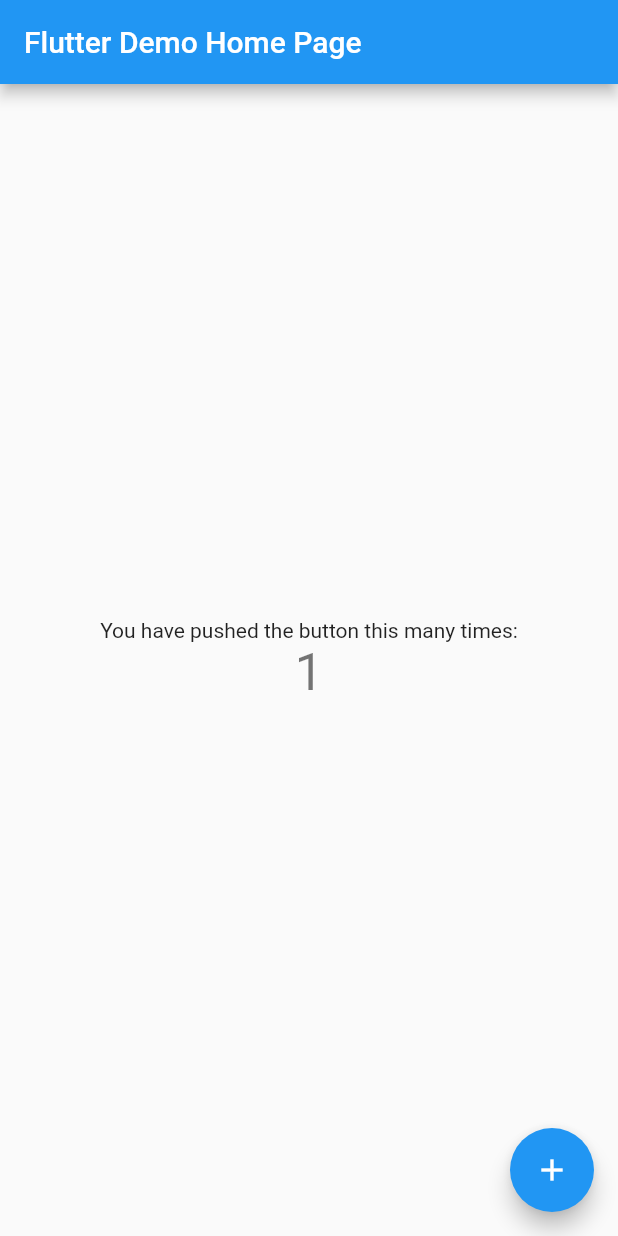
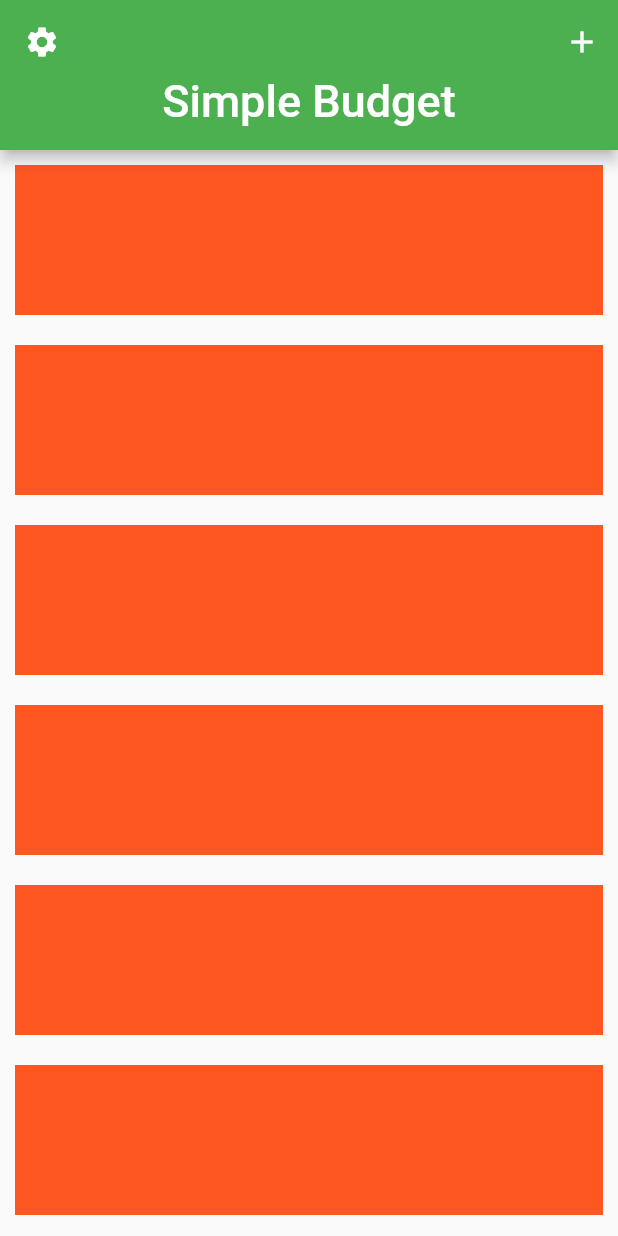
Before and after one commit to ShakriyaPanday/budget_app_ui, a Flutter app: the screen it shows after launch, after a tap on the "add" icon, on a phone screen of 412 x 824 dp. Run offline on Flutter 3.47's test engine with Material 2 defaults, Android fonts, the phone set to English and light mode, and no system bars.

Commit message:
Siver app bar added

```diff
--- a/lib/data/data.dart
+++ b/lib/data/data.dart
@@ -1,7 +1,6 @@
 import 'dart:math';
-
-import 'package:flutter_budget_ui/models/category_model.dart';
-import 'package:flutter_budget_ui/models/expense_model.dart';
+import 'package:budget_app_ui/models/category_model.dart';
+import 'package:budget_app_ui/models/expense_model.dart';
 
 final rand = Random();
 
--- a/lib/main.dart
+++ b/lib/main.dart
@@ -1,117 +1,20 @@
+import 'package:budget_app_ui/screens/home_screens.dart';
 import 'package:flutter/material.dart';
 
 void main() {
-  runApp(MyApp());
+  runApp(const MyApp());
 }
 
 class MyApp extends StatelessWidget {
-  // This widget is the root of your application.
+  const MyApp({super.key});
+
   @override
   Widget build(BuildContext context) {
     return MaterialApp(
-      title: 'Flutter Demo',
-      theme: ThemeData(
-        // This is the theme of your application.
-        //
-        // Try running your application with "flutter run". You'll see the
-        // application has a blue toolbar. Then, without quitting the app, try
-        // changing the primarySwatch below to Colors.green and then invoke
-        // "hot reload" (press "r" in the console where you ran "flutter run",
-        // or simply save your changes to "hot reload" in a Flutter IDE).
-        // Notice that the counter didn't reset back to zero; the application
-        // is not restarted.
-        primarySwatch: Colors.blue,
-        // This makes the visual density adapt to the platform that you run
-        // the app on. For desktop platforms, the controls will be smaller and
-        // closer together (more dense) than on mobile platforms.
-        visualDensity: VisualDensity.adaptivePlatformDensity,
-      ),
-      home: MyHomePage(title: 'Flutter Demo Home Page'),
+      debugShowCheckedModeBanner: false,
+      title: "Flutter Budget UI",
+      theme: ThemeData(primarySwatch: Colors.green),
+      home: const HomeScreen(),
     );
   }
 }
-
-class MyHomePage extends StatefulWidget {
-  MyHomePage({Key key, this.title}) : super(key: key);
-
-  // This widget is the home page of your application. It is stateful, meaning
-  // that it has a State object (defined below) that contains fields that affect
-  // how it looks.
-
-  // This class is the configuration for the state. It holds the values (in this
-  // case the title) provided by the parent (in this case the App widget) and
-  // used by the build method of the State. Fields in a Widget subclass are
-  // always marked "final".
-
-  final String title;
-
-  @override
-  _MyHomePageState createState() => _MyHomePageState();
-}
-
-class _MyHomePageState extends State<MyHomePage> {
-  int _counter = 0;
-
-  void _incrementCounter() {
-    setState(() {
-      // This call to setState tells the Flutter framework that something has
-      // changed in this State, which causes it to rerun the build method below
-      // so that the display can reflect the updated values. If we changed
-      // _counter without calling setState(), then the build method would not be
-      // called again, and so nothing would appear to happen.
-      _counter++;
-    });
-  }
-
-  @override
-  Widget build(BuildContext context) {
-    // This method is rerun every time setState is called, for instance as done
-    // by the _incrementCounter method above.
-    //
-    // The Flutter framework has been optimized to make rerunning build methods
-    // fast, so that you can just rebuild anything that needs updating rather
-    // than having to individually change instances of widgets.
-    return Scaffold(
-      appBar: AppBar(
-        // Here we take the value from the MyHomePage object that was created by
-        // the App.build method, and use it to set our appbar title.
-        title: Text(widget.title),
-      ),
-      body: Center(
-        // Center is a layout widget. It takes a single child and positions it
-        // in the middle of the parent.
-        child: Column(
-          // Column is also a layout widget. It takes a list of children and
-          // arranges them vertically. By default, it sizes itself to fit its
-          // children horizontally, and tries to be as tall as its parent.
-          //
-          // Invoke "debug painting" (press "p" in the console, choose the
-          // "Toggle Debug Paint" action from the Flutter Inspector in Android
-          // Studio, or the "Toggle Debug Paint" command in Visual Studio Code)
-          // to see the wireframe for each widget.
-          //
-          // Column has various properties to control how it sizes itself and
-          // how it positions its children. Here we use mainAxisAlignment to
-          // center the children vertically; the main axis here is the vertical
-          // axis because Columns are vertical (the cross axis would be
-          // horizontal).
-          mainAxisAlignment: MainAxisAlignment.center,
-          children: <Widget>[
-            Text(
-              'You have pushed the button this many times:',
-            ),
-            Text(
-              '$_counter',
-              style: Theme.of(context).textTheme.headline4,
-            ),
-          ],
-        ),
-      ),
-      floatingActionButton: FloatingActionButton(
-        onPressed: _incrementCounter,
-        tooltip: 'Increment',
-        child: Icon(Icons.add),
-      ), // This trailing comma makes auto-formatting nicer for build methods.
-    );
-  }
-}
--- a/lib/models/category_model.dart
+++ b/lib/models/category_model.dart
@@ -1,9 +1,10 @@
-import 'package:flutter_budget_ui/models/expense_model.dart';
+import 'expense_model.dart';
 
 class Category {
   final String name;
   final double maxAmount;
   final List<Expense> expenses;
 
-  Category({this.name, this.maxAmount, this.expenses});
+  Category(
+      {required this.name, required this.maxAmount, required this.expenses});
 }
--- a/lib/models/expense_model.dart
+++ b/lib/models/expense_model.dart
@@ -2,5 +2,5 @@ class Expense {
   final String name;
   final double cost;
 
-  Expense({this.name, this.cost});
+  Expense({required this.name, required this.cost});
 }
--- /dev/null
+++ b/lib/screens/home_screens.dart
@@ -0,0 +1,51 @@
+import 'package:flutter/material.dart';
+
+class HomeScreen extends StatefulWidget {
+  const HomeScreen({super.key});
+
+  @override
+  State<HomeScreen> createState() => _HomeScreenState();
+}
+
+class _HomeScreenState extends State<HomeScreen> {
+  @override
+  Widget build(BuildContext context) {
+    return Scaffold(
+      body: CustomScrollView(
+        physics: const BouncingScrollPhysics(),
+        slivers: [
+          SliverAppBar(
+            forceElevated: true,
+            floating: true,
+            expandedHeight: 100.0,
+            leading: const Icon(Icons.settings),
+            flexibleSpace: const FlexibleSpaceBar(
+              centerTitle: true,
+              title: Text("Simple Budget"),
+            ),
+            actions: [
+              IconButton(
+                  onPressed: (() {}),
+                  icon: const Icon(
+                    Icons.add,
+                  ))
+            ],
+          ),
+          SliverList(
+            delegate:
+                SliverChildBuilderDelegate(((BuildContext context, int index) {
+              return Container(
+                margin: const EdgeInsets.all(10),
+                height: 100.0,
+                color: Colors.deepOrange,
+              );
+            }), childCount: 10),
+          ),
+          const SliverFillRemaining(
+            child: Center(child: Text("Budget app")),
+          )
+        ],
+      ),
+    );
+  }
+}
```
